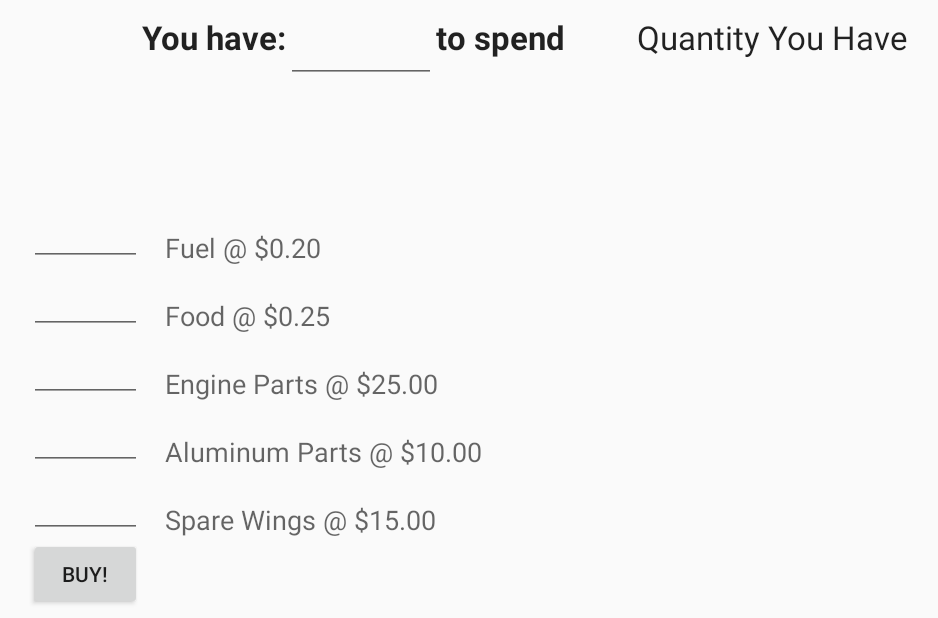
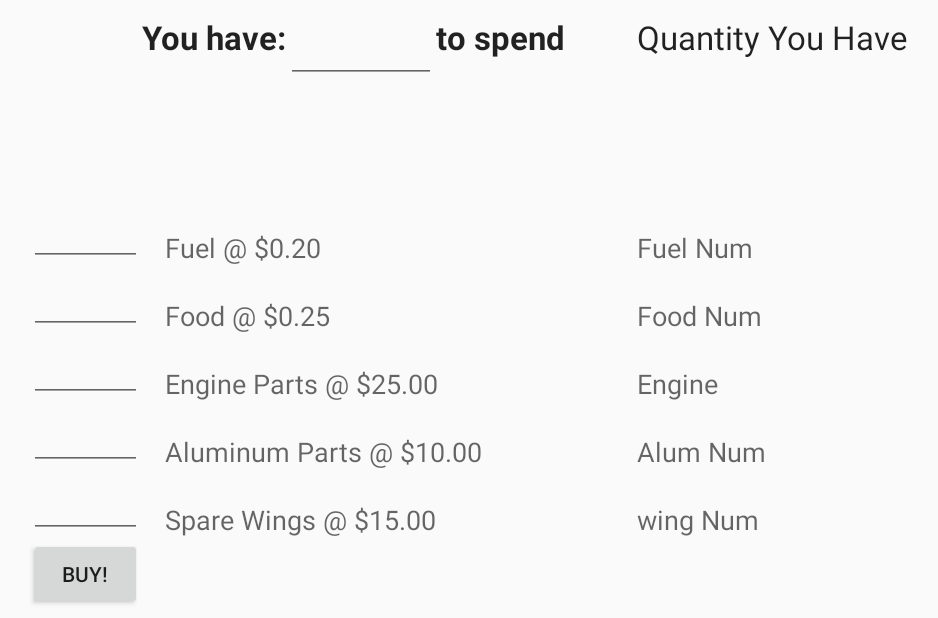
Before and after one commit to achepey/SpaceTrail, an Android app: the screen it shows after launch (MainActivity), after a tap on "BUY RESOURCES!", on a phone screen of 824 x 412 dp (held sideways). Shown: the whole screen, without its empty margins (1-939 px from the left). Run offline under Robolectric (Android 15) with nearby library versions, the phone set to English and light mode, and no system bars; 1 other tap on this screen came first.

Commit message:
Added more functionality to resource menu

```diff
--- a/app/src/main/res/layout/resource_menu.xml
+++ b/app/src/main/res/layout/resource_menu.xml
@@ -163,4 +163,65 @@
         android:layout_marginLeft="48dp"
         android:layout_toRightOf="@+id/textView2" />
 
+    <Space
+        android:layout_width="20dp"
+        android:layout_height="40dp"
+        android:layout_alignParentLeft="true"
+        android:layout_alignParentStart="false"
+        android:layout_below="@+id/textView7"
+        android:layout_above="@+id/button"
+        android:layout_alignLeft="@+id/wingTextField"
+        android:layout_alignRight="@+id/wingTextField"
+        android:paddingTop="10dp" />
+
+    <TextView
+        android:layout_width="wrap_content"
+        android:layout_height="wrap_content"
+        android:textAppearance="?android:attr/textAppearanceMedium"
+        android:text="Fuel Num"
+        android:id="@+id/fuelQuantity"
+        android:layout_alignBottom="@+id/textView3"
+        android:layout_alignLeft="@+id/textView8"
+        android:layout_alignStart="@+id/textView8" />
+
+    <TextView
+        android:layout_width="wrap_content"
+        android:layout_height="wrap_content"
+        android:textAppearance="?android:attr/textAppearanceMedium"
+        android:text="Food Num"
+        android:id="@+id/foodQuantity"
+        android:layout_alignBottom="@+id/textView4"
+        android:layout_alignLeft="@+id/textView8"
+        android:layout_alignStart="@+id/textView8" />
+
+    <TextView
+        android:layout_width="wrap_content"
+        android:layout_height="wrap_content"
+        android:textAppearance="?android:attr/textAppearanceMedium"
+        android:text="Engine"
+        android:id="@+id/engineQuantity"
+        android:layout_alignBottom="@+id/textView5"
+        android:layout_alignLeft="@+id/textView8"
+        android:layout_alignStart="@+id/textView8" />
+
+    <TextView
+        android:layout_width="wrap_content"
+        android:layout_height="wrap_content"
+        android:textAppearance="?android:attr/textAppearanceMedium"
+        android:text="Alum Num"
+        android:id="@+id/alumQuantity"
+        android:layout_alignBottom="@+id/textView6"
+        android:layout_alignLeft="@+id/textView8"
+        android:layout_alignStart="@+id/textView8" />
+
+    <TextView
+        android:layout_width="wrap_content"
+        android:layout_height="wrap_content"
+        android:textAppearance="?android:attr/textAppearanceMedium"
+        android:text="wing Num"
+        android:id="@+id/wingQuantity"
+        android:layout_alignBottom="@+id/textView7"
+        android:layout_alignLeft="@+id/textView8"
+        android:layout_alignStart="@+id/textView8" />
+
 </RelativeLayout>
```
